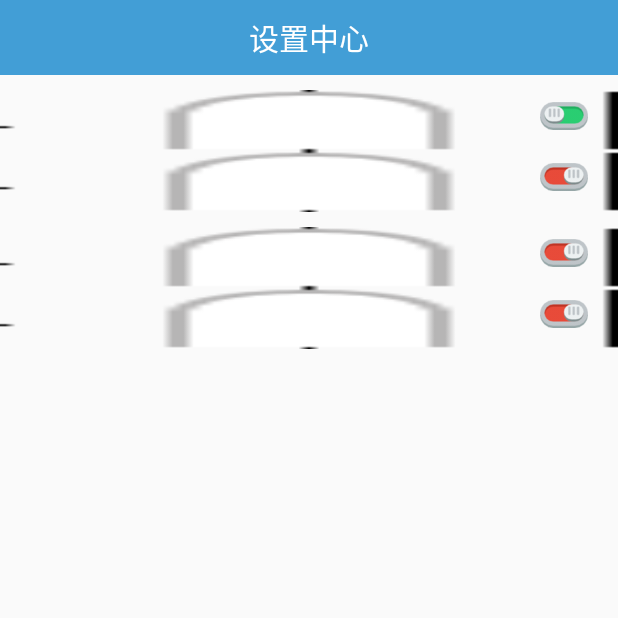
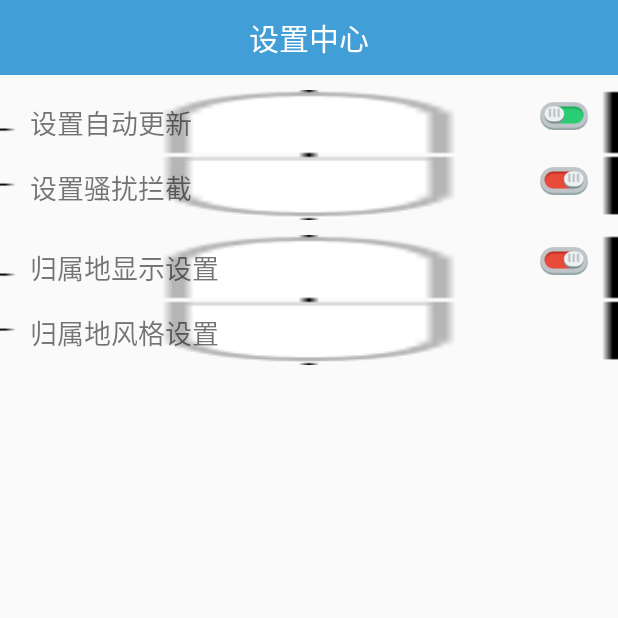
Before and after one commit to Saturnkk/MobileBodyguard, an Android app: the screen it shows after launch (SettingActivity), after a tap on an icon or button, on a phone screen of 412 x 824 dp, the top half of it. Run offline under Robolectric (Android 15) with nearby library versions, the phone set to English and light mode, and no system bars; libraries missing offline, so code that uses them is left out: com.lidroid.xutils.

```diff
--- a/LeMobileSafe/src/main/java/com/le/safe/activity/SplashActivity.java
+++ b/LeMobileSafe/src/main/java/com/le/safe/activity/SplashActivity.java
@@ -72,7 +72,7 @@ public class SplashActivity extends BaseActivity {
 		if (!ServiceUtil.isServiceRunning(getApplicationContext(), "cn.itcast.mobliesafexian05.service.ProtectedService")) {
 			startService(new Intent(this,ProtectedService.class));
 		}
-		shortCut();
+//		shortCut();
 	}
 
 	/**
--- a/LeMobileSafe/src/main/res/layout/activity_antivirus.xml
+++ b/LeMobileSafe/src/main/res/layout/activity_antivirus.xml
@@ -62,7 +62,7 @@
                 arc_suffix_text_size ： %号文本字体大小
                 arc_suffix_text_padding ： %号距离中间数字的距离
                 -->
-            <com.github.lzyzsd.circleprogress.ArcProgress
+            <circleprogress.ArcProgress
                 android:id="@+id/arc_antivirus_progress"
                 android:layout_width="120dp"
                 android:layout_height="120dp"
--- a/LeMobileSafe/src/main/res/layout/activity_processmanager.xml
+++ b/LeMobileSafe/src/main/res/layout/activity_processmanager.xml
@@ -43,12 +43,12 @@
         android:layout_width="match_parent"
         android:layout_height="match_parent"
         android:layout_weight="1" >
-
-        <se.emilsjolander.stickylistheaders.StickyListHeadersListView
+        StickyListHeadersListView
+        <com.le.safe.ui.StickyListHeadersListView
             android:id="@+id/lv_processmanager_process"
             android:layout_width="match_parent"
             android:layout_height="match_parent" >
-        </se.emilsjolander.stickylistheaders.StickyListHeadersListView>
+        </com.le.safe.ui.StickyListHeadersListView>
         <!--
              handle : 抽屉的把手        控件的id
         	 content : 抽屉的内容    控件的id
--- a/LeMobileSafe/src/main/res/layout/activity_setting.xml
+++ b/LeMobileSafe/src/main/res/layout/activity_setting.xml
@@ -1,6 +1,6 @@
 <?xml version="1.0" encoding="utf-8"?>
 <LinearLayout xmlns:android="http://schemas.android.com/apk/res/android"
-    xmlns:settingView="http://schemas.android.com/apk"
+    xmlns:settingView="http://schemas.android.com/apk/res-auto"
     android:layout_width="match_parent"
     android:layout_height="match_parent"
     android:orientation="vertical" >
```
Also changed, not shown: LeMobileSafe/src/main/res/layout/activity_appmanager.xml (+4 -4 lines), 1 other file.
